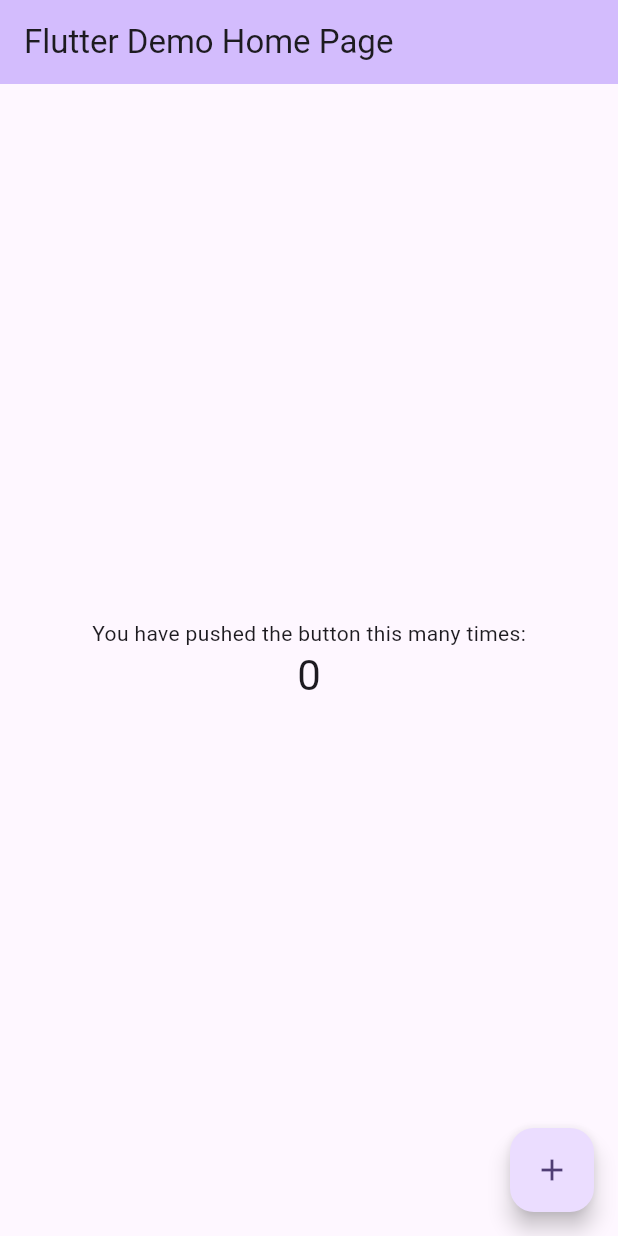
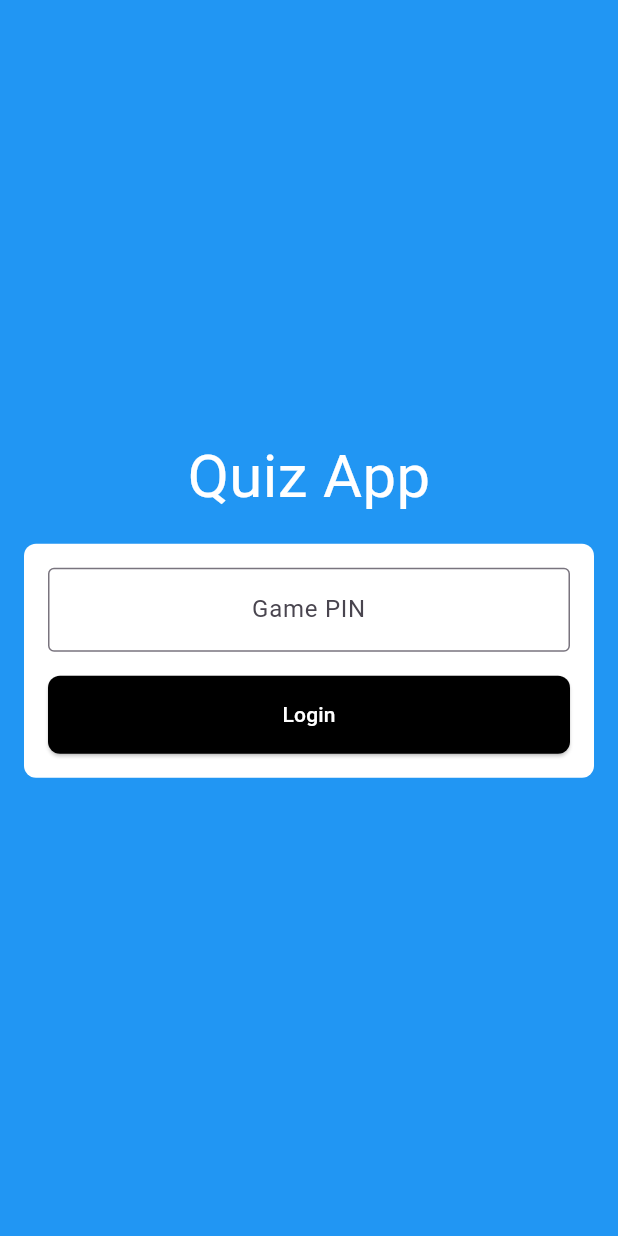
Before and after one commit to ramilsalihar/practice, a Flutter app: the screen it shows after launch, on a phone screen of 412 x 824 dp. Run offline on Flutter 3.47's test engine with Material 3 defaults, Android fonts, the phone set to English and light mode, and no system bars.

Commit message:
login page

```diff
--- a/lib/main.dart
+++ b/lib/main.dart
@@ -1,125 +1,6 @@
 import 'package:flutter/material.dart';
+import 'package:practice/pages/application.dart';
 
 void main() {
-  runApp(const MyApp());
+  runApp(const QuizApp());
 }
-
-class MyApp extends StatelessWidget {
-  const MyApp({super.key});
-
-  // This widget is the root of your application.
-  @override
-  Widget build(BuildContext context) {
-    return MaterialApp(
-      title: 'Flutter Demo',
-      theme: ThemeData(
-        // This is the theme of your application.
-        //
-        // TRY THIS: Try running your application with "flutter run". You'll see
-        // the application has a purple toolbar. Then, without quitting the app,
-        // try changing the seedColor in the colorScheme below to Colors.green
-        // and then invoke "hot reload" (save your changes or press the "hot
-        // reload" button in a Flutter-supported IDE, or press "r" if you used
-        // the command line to start the app).
-        //
-        // Notice that the counter didn't reset back to zero; the application
-        // state is not lost during the reload. To reset the state, use hot
-        // restart instead.
-        //
-        // This works for code too, not just values: Most code changes can be
-        // tested with just a hot reload.
-        colorScheme: ColorScheme.fromSeed(seedColor: Colors.deepPurple),
-        useMaterial3: true,
-      ),
-      home: const MyHomePage(title: 'Flutter Demo Home Page'),
-    );
-  }
-}
-
-class MyHomePage extends StatefulWidget {
-  const MyHomePage({super.key, required this.title});
-
-  // This widget is the home page of your application. It is stateful, meaning
-  // that it has a State object (defined below) that contains fields that affect
-  // how it looks.
-
-  // This class is the configuration for the state. It holds the values (in this
-  // case the title) provided by the parent (in this case the App widget) and
-  // used by the build method of the State. Fields in a Widget subclass are
-  // always marked "final".
-
-  final String title;
-
-  @override
-  State<MyHomePage> createState() => _MyHomePageState();
-}
-
-class _MyHomePageState extends State<MyHomePage> {
-  int _counter = 0;
-
-  void _incrementCounter() {
-    setState(() {
-      // This call to setState tells the Flutter framework that something has
-      // changed in this State, which causes it to rerun the build method below
-      // so that the display can reflect the updated values. If we changed
-      // _counter without calling setState(), then the build method would not be
-      // called again, and so nothing would appear to happen.
-      _counter++;
-    });
-  }
-
-  @override
-  Widget build(BuildContext context) {
-    // This method is rerun every time setState is called, for instance as done
-    // by the _incrementCounter method above.
-    //
-    // The Flutter framework has been optimized to make rerunning build methods
-    // fast, so that you can just rebuild anything that needs updating rather
-    // than having to individually change instances of widgets.
-    return Scaffold(
-      appBar: AppBar(
-        // TRY THIS: Try changing the color here to a specific color (to
-        // Colors.amber, perhaps?) and trigger a hot reload to see the AppBar
-        // change color while the other colors stay the same.
-        backgroundColor: Theme.of(context).colorScheme.inversePrimary,
-        // Here we take the value from the MyHomePage object that was created by
-        // the App.build method, and use it to set our appbar title.
-        title: Text(widget.title),
-      ),
-      body: Center(
-        // Center is a layout widget. It takes a single child and positions it
-        // in the middle of the parent.
-        child: Column(
-          // Column is also a layout widget. It takes a list of children and
-          // arranges them vertically. By default, it sizes itself to fit its
-          // children horizontally, and tries to be as tall as its parent.
-          //
-          // Column has various properties to control how it sizes itself and
-          // how it positions its children. Here we use mainAxisAlignment to
-          // center the children vertically; the main axis here is the vertical
-          // axis because Columns are vertical (the cross axis would be
-          // horizontal).
-          //
-          // TRY THIS: Invoke "debug painting" (choose the "Toggle Debug Paint"
-          // action in the IDE, or press "p" in the console), to see the
-          // wireframe for each widget.
-          mainAxisAlignment: MainAxisAlignment.center,
-          children: <Widget>[
-            const Text(
-              'You have pushed the button this many times:',
-            ),
-            Text(
-              '$_counter',
-              style: Theme.of(context).textTheme.headlineMedium,
-            ),
-          ],
-        ),
-      ),
-      floatingActionButton: FloatingActionButton(
-        onPressed: _incrementCounter,
-        tooltip: 'Increment',
-        child: const Icon(Icons.add),
-      ), // This trailing comma makes auto-formatting nicer for build methods.
-    );
-  }
-}
--- /dev/null
+++ b/lib/pages/application.dart
@@ -0,0 +1,20 @@
+import 'package:flutter/material.dart';
+import 'package:practice/pages/login/login_page.dart';
+
+class QuizApp extends StatelessWidget {
+  const QuizApp({super.key});
+
+  @override
+  Widget build(BuildContext context) {
+    return MaterialApp(
+      title: 'Quiz App',
+      theme: ThemeData(
+        primarySwatch: Colors.blue,
+      ),
+      home: const LoginPage(),
+      routes: {
+        '/login': (context) => const LoginPage(),
+      }
+    );
+  }
+}
--- /dev/null
+++ b/lib/pages/login/login_page.dart
@@ -0,0 +1,72 @@
+import 'package:flutter/material.dart';
+import 'package:practice/pages/login/widgets/app_button.dart';
+import 'package:practice/pages/login/widgets/username_field.dart';
+
+class LoginPage extends StatelessWidget {
+  const LoginPage({super.key});
+
+  @override
+  Widget build(BuildContext context) {
+    final TextEditingController _usernameController = TextEditingController();
+    return Scaffold(
+      body: Stack(
+        children: [
+          Container(
+            color: Colors.blue,
+          ),
+          Column(
+            mainAxisAlignment: MainAxisAlignment.center,
+            crossAxisAlignment: CrossAxisAlignment.center,
+            children: [
+              const Text(
+                "Quiz App",
+                style: TextStyle(
+                  fontSize: 40,
+                  color: Colors.white,
+                ),
+              ),
+              Stack(
+                children: [
+                  Padding(
+                    padding: const EdgeInsets.all(16.0),
+                    child: Container(
+                      decoration: BoxDecoration(
+                        color: Colors.white,
+                        borderRadius: BorderRadius.circular(8),
+                      ),
+                      child: Padding(
+                        padding: const EdgeInsets.all(16.0),
+                        child: _buildFields(_usernameController),
+                      ),
+                    ),
+                  )
+                ],
+              )
+            ],
+          ),
+        ],
+      ),
+    );
+  }
+}
+
+
+_buildFields(var controller) {
+  return Column(
+    children: [
+      UsernameField(
+        usernameController: controller,
+        hintText: "Game PIN",
+      ),
+      const SizedBox(
+        height: 16,
+      ),
+      AppButton(
+        title: "Login",
+        onPressed: () {
+          print('Username is ${controller.text}');
+        },
+      ),
+    ],
+  );
+}
--- /dev/null
+++ b/lib/pages/login/widgets/app_button.dart
@@ -0,0 +1,34 @@
+import 'package:flutter/material.dart';
+
+class AppButton extends StatelessWidget {
+  const AppButton({
+    super.key,
+    required this.title,
+    required this.onPressed,
+  });
+
+  final String title;
+  final void Function() onPressed;
+
+  @override
+  Widget build(BuildContext context) {
+    return ElevatedButton(
+      onPressed: onPressed,
+      style: ElevatedButton.styleFrom(
+        backgroundColor: Colors.black,
+        padding: const EdgeInsets.symmetric(
+          horizontal: 32,
+          vertical: 16,
+        ),
+        shape: RoundedRectangleBorder(
+          borderRadius: BorderRadius.circular(8),
+        ),
+        minimumSize: const Size(400, 50),
+      ),
+      child: Text(
+        title,
+        style: const TextStyle(color: Colors.white),
+      ),
+    );
+  }
+}
--- /dev/null
+++ b/lib/pages/login/widgets/username_field.dart
@@ -0,0 +1,24 @@
+import 'package:flutter/material.dart';
+
+class UsernameField extends StatelessWidget {
+  const UsernameField({
+    super.key,
+    required this.hintText,
+    required this.usernameController,
+  });
+
+  final String hintText;
+  final TextEditingController usernameController;
+
+  @override
+  Widget build(BuildContext context) {
+    return TextField(
+      controller: usernameController,
+      decoration: InputDecoration(
+        hintText: hintText,
+        border: const OutlineInputBorder(),
+      ),
+      textAlign: TextAlign.center,
+    );
+  }
+}
```
Also changed, not shown: 1 other file.
